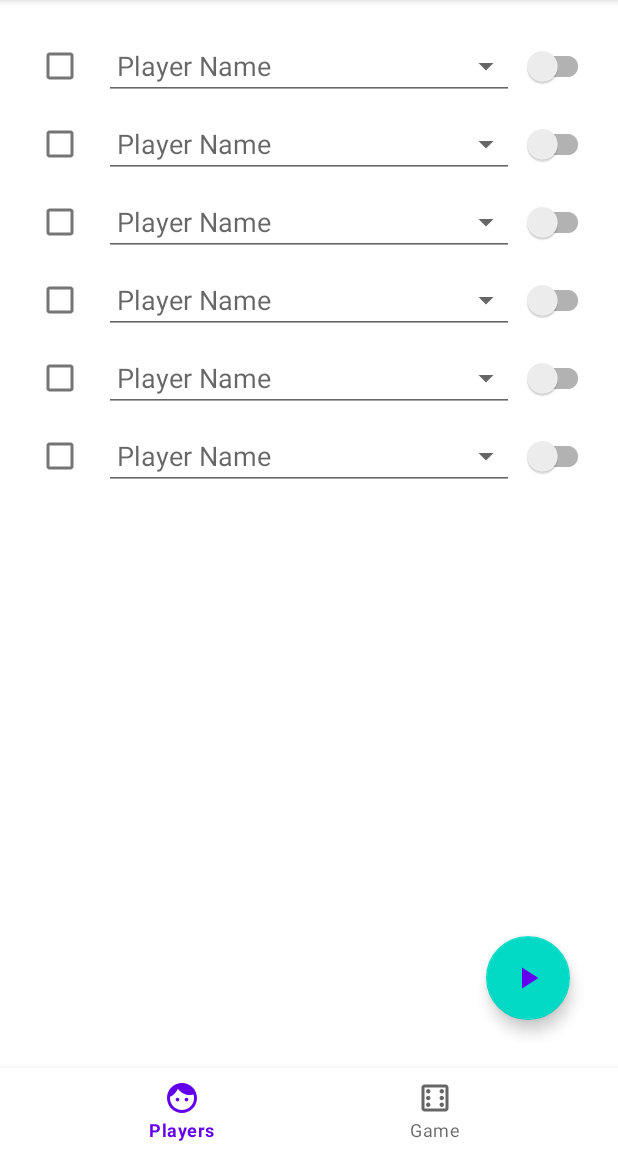
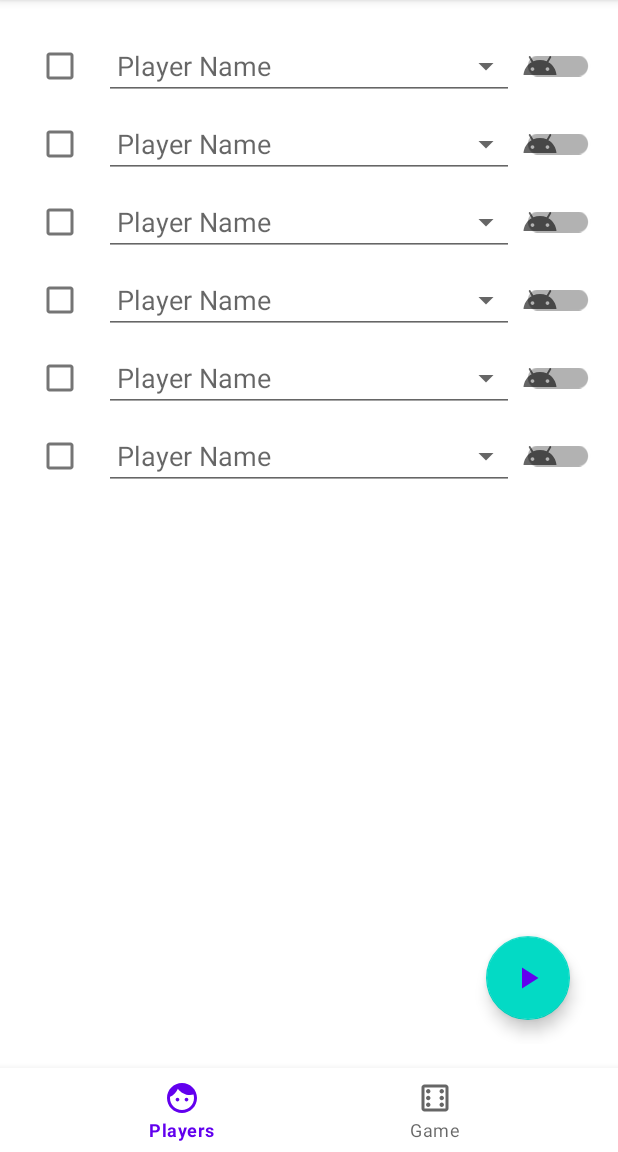
Before and after one commit to lgsd123456/PennyDrop, an Android app: the PickPlayersFragment screen opened through its navigation route, on a phone screen of 412 x 824 dp, the part 84-1236 px from its top. Run offline under Robolectric (Android 15) with nearby library versions, the phone set to English and light mode, and no system bars; our stand-ins replace data binding, navigation-ui.

Commit message:
提交game ui

```diff
--- /dev/null
+++ b/app/src/main/java/cn/com/pax/pennydrop/binding/BindingAdapters.kt
@@ -0,0 +1,9 @@
+package cn.com.pax.pennydrop.binding
+
+import android.view.View
+import androidx.databinding.BindingAdapter
+
+@BindingAdapter("isHidden")
+fun bindIsHidden(view: View, isInvisible: Boolean) {
+    view.visibility = if (isInvisible) View.INVISIBLE else View.VISIBLE
+}
--- a/app/src/main/java/cn/com/pax/pennydrop/fragments/GameFragment.kt
+++ b/app/src/main/java/cn/com/pax/pennydrop/fragments/GameFragment.kt
@@ -6,8 +6,13 @@ import androidx.fragment.app.Fragment
 import android.view.LayoutInflater
 import android.view.View
 import android.view.ViewGroup
+import androidx.fragment.app.activityViewModels
+import androidx.lifecycle.MutableLiveData
 import cn.com.pax.pennydrop.R
 import cn.com.pax.pennydrop.databinding.FragmentGameBinding
+import cn.com.pax.pennydrop.types.Player
+import cn.com.pax.pennydrop.types.Slot
+import cn.com.pax.pennydrop.viewmoodels.GameViewModel
 
 // TODO: Rename parameter arguments, choose names that match
 // the fragment initialization parameters, e.g. ARG_ITEM_NUMBER
@@ -23,6 +28,7 @@ class GameFragment : Fragment() {
     // TODO: Rename and change types of parameters
     private var param1: String? = null
     private var param2: String? = null
+    private val gameViewModel by activityViewModels<GameViewModel>()
 
     override fun onCreate(savedInstanceState: Bundle?) {
         super.onCreate(savedInstanceState)
@@ -38,7 +44,9 @@ class GameFragment : Fragment() {
     ): View? {
         val binding = FragmentGameBinding.inflate(inflater, container, false)
         binding.apply {
+            this.vm = gameViewModel
             textCurrentTurnInfo.movementMethod = ScrollingMovementMethod()
+            lifecycleOwner = viewLifecycleOwner
         }
         return binding.root
     }
--- a/app/src/main/java/cn/com/pax/pennydrop/fragments/PickPlayersFragment.kt
+++ b/app/src/main/java/cn/com/pax/pennydrop/fragments/PickPlayersFragment.kt
@@ -6,8 +6,10 @@ import android.view.LayoutInflater
 import android.view.View
 import android.view.ViewGroup
 import androidx.fragment.app.activityViewModels
+import androidx.navigation.fragment.findNavController
 import cn.com.pax.pennydrop.R
 import cn.com.pax.pennydrop.databinding.FragmentPickPlayersBinding
+import cn.com.pax.pennydrop.viewmoodels.GameViewModel
 import cn.com.pax.pennydrop.viewmoodels.PickPlayersViewModel
 
 // TODO: Rename parameter arguments, choose names that match
@@ -26,6 +28,7 @@ class PickPlayersFragment : Fragment() {
     private var param2: String? = null
 
     private val pickPlayersViewModel by activityViewModels<PickPlayersViewModel>()
+    private val gameViewModel by activityViewModels<GameViewModel>()
 
     override fun onCreate(savedInstanceState: Bundle?) {
         super.onCreate(savedInstanceState)
@@ -42,6 +45,15 @@ class PickPlayersFragment : Fragment() {
         // Inflate the layout for this fragment
         val binding = FragmentPickPlayersBinding.inflate(inflater, container, false).apply {
             this.vm = pickPlayersViewModel
+            this.buttonPlayGame.setOnClickListener {
+                gameViewModel.startGame(
+                    pickPlayersViewModel.players.value
+                        ?.filter { newPlayer ->  newPlayer.isIncluded.get()}
+                        ?.map { newPlayer -> newPlayer.toPlayer() }
+                        ?: emptyList()
+                )
+                findNavController().navigate(R.id.gameFragment)
+            }
         }
         return binding.root
     }
--- /dev/null
+++ b/app/src/main/java/cn/com/pax/pennydrop/types/Slot.kt
@@ -0,0 +1,9 @@
+package cn.com.pax.pennydrop.types
+
+data class Slot(
+    val number: Int,
+    val canBeFilled: Boolean = true,
+    var isFilled: Boolean = false,
+    var lastRolled: Boolean = false
+) {
+}
--- /dev/null
+++ b/app/src/main/java/cn/com/pax/pennydrop/viewmoodels/GameViewModel.kt
@@ -0,0 +1,33 @@
+package cn.com.pax.pennydrop.viewmoodels
+
+import androidx.lifecycle.MutableLiveData
+import androidx.lifecycle.ViewModel
+import cn.com.pax.pennydrop.types.Player
+import cn.com.pax.pennydrop.types.Slot
+
+class GameViewModel: ViewModel() {
+    private var players: List<Player> = emptyList()
+    val slots = MutableLiveData((1..6).map{ slotNum -> Slot(slotNum, slotNum != 6) })
+    val currentPlayer = MutableLiveData<Player?>()
+    val canRoll = MutableLiveData(false)
+    val canPass = MutableLiveData(false)
+    val currentTurnText = MutableLiveData("")
+    val currentStandingsText = MutableLiveData("")
+
+    fun startGame(playersForNewGame: List<Player>) {
+        this.players = playersForNewGame
+        this.currentPlayer.value =
+            this.players.firstOrNull().apply {
+                this?.isRooling = true
+            }
+        this.canRoll.value = true
+    }
+
+    fun roll() {
+
+    }
+
+    fun pass() {
+
+    }
+}
--- /dev/null
+++ b/app/src/main/res/color/ai_toggle_color.xml
@@ -0,0 +1,12 @@
+<?xml version="1.0" encoding="utf-8"?>
+<selector xmlns:android="http://schemas.android.com/apk/res/android">
+    <item
+        android:color="@android:color/darker_gray"
+        android:state_enabled="false" />
+    <item
+        android:color="@android:color/holo_blue_bright"
+        android:state_checked="true" />
+    <item
+        android:color="@android:color/holo_green_light"
+        android:state_checked="false" />
+</selector>
--- /dev/null
+++ b/app/src/main/res/drawable/ai_toggle_bg.xml
@@ -0,0 +1,10 @@
+<?xml version="1.0" encoding="utf-8"?>
+<selector xmlns:android="http://schemas.android.com/apk/res/android">
+    <item
+        android:drawable="@drawable/ic_baseline_face_24"
+        android:state_checked="true" />
+
+      <item
+        android:drawable="@drawable/ic_baseline_android_24"
+        android:state_checked="false" />
+</selector>
--- /dev/null
+++ b/app/src/main/res/drawable/ic_baseline_android_24.xml
@@ -0,0 +1,10 @@
+<vector xmlns:android="http://schemas.android.com/apk/res/android"
+    android:width="24dp"
+    android:height="24dp"
+    android:viewportWidth="24"
+    android:viewportHeight="24"
+    android:tint="?attr/colorControlNormal">
+  <path
+      android:fillColor="@android:color/white"
+      android:pathData="M17.6,9.48l1.84,-3.18c0.16,-0.31 0.04,-0.69 -0.26,-0.85c-0.29,-0.15 -0.65,-0.06 -0.83,0.22l-1.88,3.24c-2.86,-1.21 -6.08,-1.21 -8.94,0L5.65,5.67c-0.19,-0.29 -0.58,-0.38 -0.87,-0.2C4.5,5.65 4.41,6.01 4.56,6.3L6.4,9.48C3.3,11.25 1.28,14.44 1,18h22C22.72,14.44 20.7,11.25 17.6,9.48zM7,15.25c-0.69,0 -1.25,-0.56 -1.25,-1.25c0,-0.69 0.56,-1.25 1.25,-1.25S8.25,13.31 8.25,14C8.25,14.69 7.69,15.25 7,15.25zM17,15.25c-0.69,0 -1.25,-0.56 -1.25,-1.25c0,-0.69 0.56,-1.25 1.25,-1.25s1.25,0.56 1.25,1.25C18.25,14.69 17.69,15.25 17,15.25z"/>
+</vector>
--- a/app/src/main/res/layout/player_list_item.xml
+++ b/app/src/main/res/layout/player_list_item.xml
@@ -28,6 +28,7 @@
 			android:layout_margin="5dp"
 			android:hint="@string/player_name"
 			android:text="@={player.playerName}"
+			android:enabled="@{player.isIncluded}"
 			android:inputType="textPersonName"
 			android:visibility="@{player.isHuman ? View.VISIBLE : View.INVISIBLE}"
 			app:layout_constraintEnd_toStartOf="@id/switch_player_type"
@@ -39,6 +40,7 @@
 			android:layout_width="0dp"
 			android:layout_height="wrap_content"
 			android:entries="@{AI.getBasicAI()}"
+			android:enabled="@{player.isIncluded}"
 			android:selectedItemPosition="@={player.selectedAIPosition}"
 			android:visibility="@{player.isHuman ? View.INVISIBLE : View.VISIBLE}"
 			app:layout_constraintBottom_toBottomOf="@id/edit_text_player_name"
@@ -51,6 +53,10 @@
 			android:layout_width="wrap_content"
 			android:layout_height="wrap_content"
 			android:checked="@={player.isHuman()}"
+			android:enabled="@{player.isIncluded}"
+			android:thumb="@drawable/ai_toggle_bg"
+			android:thumbTint="@color/ai_toggle_color"
+			android:trackTint="@color/ai_toggle_color"
 			android:visibility="@{player.canBeToggled ?  View.VISIBLE : View.INVISIBLE }"
 			app:layout_constraintBottom_toBottomOf="@id/edit_text_player_name"
 			app:layout_constraintEnd_toEndOf="parent"
--- a/app/src/main/res/values/strings.xml
+++ b/app/src/main/res/values/strings.xml
@@ -12,4 +12,6 @@
     <string name="or">OR</string>
     <string name="pass">Pass</string>
     <string name="coin_icon">coin icon</string>
+    <string name="na">N/A</string>
+    <string name="coins_left">coin(s) left</string>
 </resources>
```
Also changed, not shown: app/src/main/java/cn/com/pax/pennydrop/types/NewPlayer.kt (+10 -0 lines), app/src/main/java/cn/com/pax/pennydrop/types/Player.kt (added, +19 -0 lines), app/src/main/res/layout/fragment_game.xml (+29 -12 lines), app/src/main/res/layout/layout_coin_slot.xml (+8 -4 lines).
